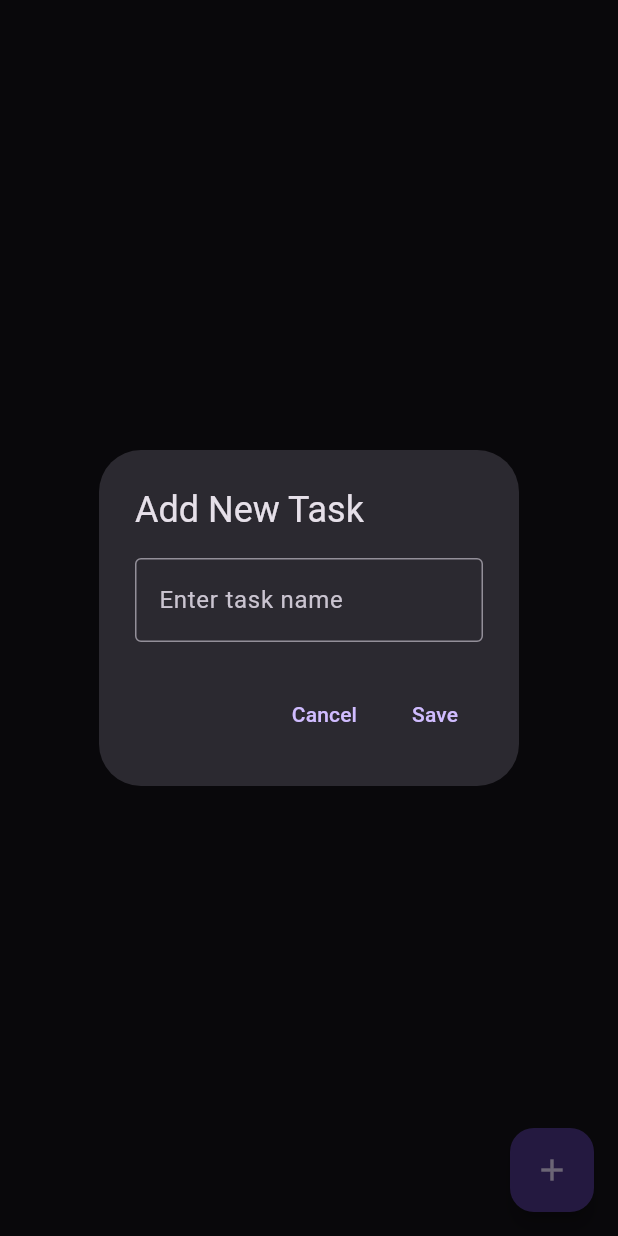
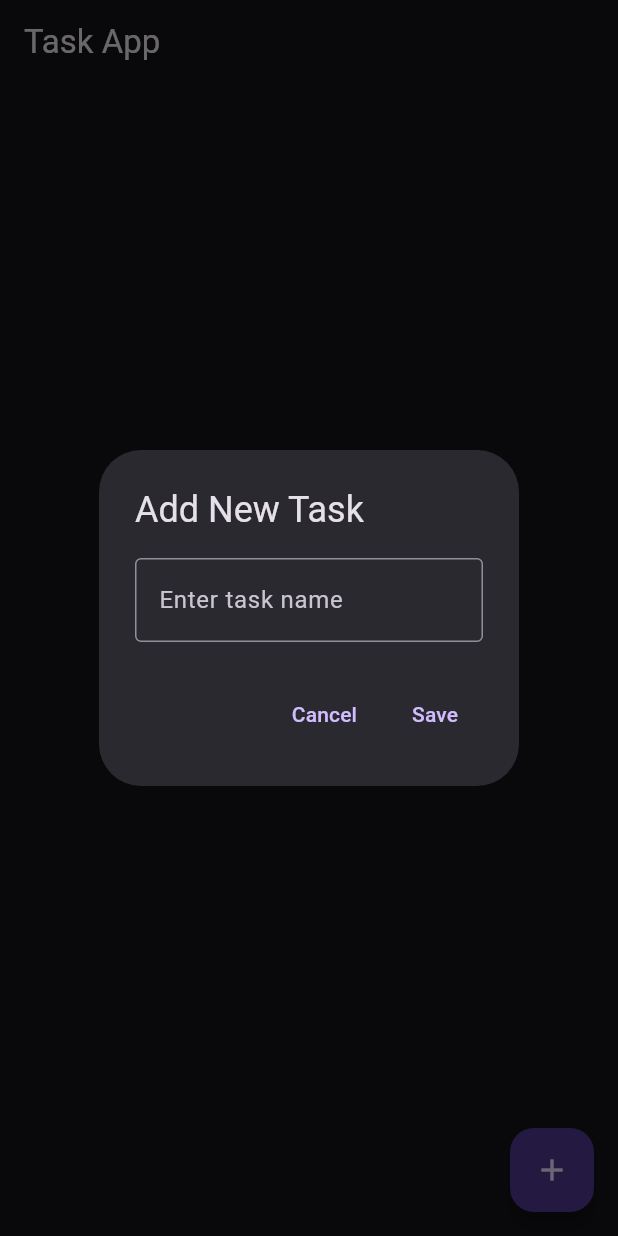
Before and after one commit to malaka96/task-app, a Flutter app: the screen it shows after launch, after a tap on the "add" icon, on a phone screen of 412 x 824 dp. Run offline on Flutter 3.47's test engine with Material 3 defaults, Android fonts, the phone set to English and light mode, and no system bars; our stand-ins replace cloud_firestore, firebase_core; accounts and stored records are empty.

Commit message:
implemented all CRUD methods

```diff
--- a/lib/pages/home_page.dart
+++ b/lib/pages/home_page.dart
@@ -1,5 +1,6 @@
 import 'package:flutter/material.dart';
 import 'package:test_firebase_project/services/task_service.dart';
+import 'package:test_firebase_project/Models/task_model.dart';
 
 class HomePage extends StatefulWidget {
   const HomePage({super.key});
@@ -51,9 +52,92 @@ class _HomePageState extends State<HomePage> {
     );
   }
 
+  void _showEditTaskBottomSheet(Task task) {
+    _taskController.text = task.name;
+
+    showModalBottomSheet(
+      context: context,
+      builder: (context) {
+        return SingleChildScrollView(
+          padding: EdgeInsets.symmetric(horizontal: 30, vertical: 15),
+          child: SizedBox(
+            height: MediaQuery.of(context).size.height * 0.3,
+            child: Column(
+              children: [
+                TextField(
+                  controller: _taskController,
+                  decoration: InputDecoration(
+                    hintText: 'Enter task name',
+                    border: OutlineInputBorder(),
+                  ),
+                ),
+                SizedBox(height: 10),
+                ElevatedButton(
+                  onPressed: () async {
+                    task.name = _taskController.text;
+                    task.updatedAt = DateTime.now();
+                    task.isUpdated = true;
+                    await TaskService().updateTask(task);
+                    _taskController.clear();
+                    Navigator.of(context).pop();
+                  },
+                  child: Text('Update Task'),
+                ),
+              ],
+            ),
+          ),
+        );
+      },
+    );
+  }
+
   @override
   Widget build(BuildContext context) {
     return Scaffold(
+      appBar: AppBar(title: Text('Task App')),
+      body: StreamBuilder(
+        stream: TaskService().getTasks(),
+        builder: (context, snapshot) {
+          if (snapshot.connectionState == ConnectionState.waiting) {
+            return Center(child: CircularProgressIndicator());
+          } else if (snapshot.hasError) {
+            return Center(child: Text('error loading taks ${snapshot.error}'));
+          } else if (!snapshot.hasData || snapshot.data!.isEmpty) {
+            return Center(child: Text('No tasks available'));
+          } else {
+            final List<Task> tasks = snapshot.data!;
+            return ListView.builder(
+              itemCount: tasks.length,
+              itemBuilder: (context, index) {
+                final Task task = tasks[index];
+                return Card(
+                  child: ListTile(
+                    title: Text(task.name),
+                    subtitle: Column(
+                      crossAxisAlignment: CrossAxisAlignment.start,
+                      children: [
+                        Text('Created At: ${task.createdAt}'),
+                        Text('Updated At: ${task.updatedAt}'),
+                        Text('Is Updated: ${task.isUpdated}'),
+                      ],
+                    ),
+                    trailing: IconButton(
+                      onPressed: () async {
+                        await TaskService().deleteTask(task.id);
+                      },
+                      icon: Icon(Icons.delete),
+                    ),
+                    onTap: () => _showEditTaskBottomSheet(task),
+                    // onTap: () {
+                    //   _showEditTaskBottomSheet(task);
+                    // },
+                  ),
+                );
+              },
+            );
+          }
+        },
+      ),
       floatingActionButton: FloatingActionButton(
         onPressed: _showAddTaskDialog,
         child: const Icon(Icons.add),
--- a/lib/services/task_service.dart
+++ b/lib/services/task_service.dart
@@ -17,11 +17,40 @@ class TaskService {
 
       final Map<String, dynamic> taskData = task.toJson();
 
-      await _taskCollection.add(taskData);
+      final DocumentReference docRef = await _taskCollection.add(taskData);
 
-      print("task successfully added");
+      await docRef.update({"id": docRef.id});
+      print("task successfully added with id: ${docRef.id}");
     } catch (error) {
       print("Error adding task $error");
     }
   }
+
+  Stream<List<Task>> getTasks() {
+    return _taskCollection.snapshots().map(
+      (snapShot) => snapShot.docs
+          .map(
+            (doc) => Task.fromJson(doc.data() as Map<String, dynamic>, doc.id),
+          )
+          .toList(),
+    );
+  }
+
+  Future<void> deleteTask(String id) async {
+    try {
+      await _taskCollection.doc(id).delete();
+      print("task successfully deleted");
+    } catch (error) {
+      print("Error deleting task $error");
+    }
+  }
+
+  Future<void> updateTask(Task task) async {
+    try {
+      final Map<String, dynamic> taskData = task.toJson();
+      await _taskCollection.doc(task.id).update(taskData);
+    } catch (error) {
+      print('Error updating task $error');
+    }
+  }
 }
```
